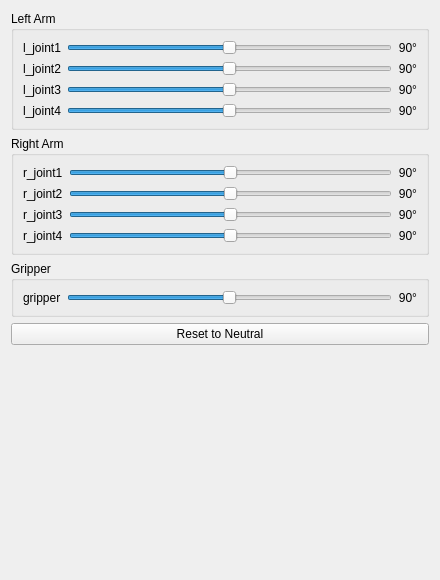
The window that src/ui_arm/src/widget/arm.ui (rudolfkalman/RescueRobot2026) describes before a commit, drawn with Qt 5.
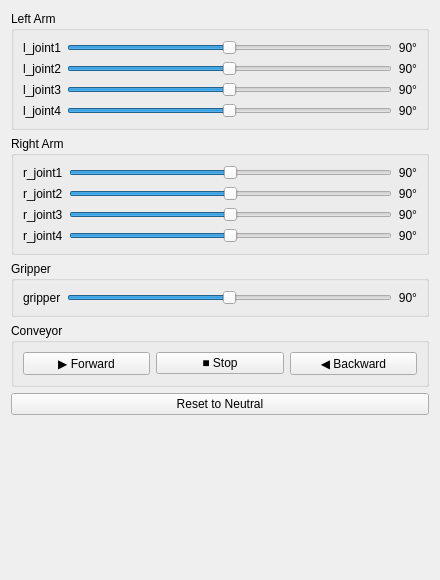
The same window after the commit.

The edit to the form file:
```diff
--- a/src/ui_arm/src/widget/arm.ui
+++ b/src/ui_arm/src/widget/arm.ui
@@ -237,6 +237,30 @@
     </widget>
    </item>
 
+   <!-- Conveyor -->
+   <item>
+    <widget class="QGroupBox" name="groupBox_conveyor">
+     <property name="title"><string>Conveyor</string></property>
+     <layout class="QHBoxLayout" name="hboxConveyor">
+      <item>
+       <widget class="QPushButton" name="btn_conveyor_fwd">
+        <property name="text"><string>▶ Forward</string></property>
+       </widget>
+      </item>
+      <item>
+       <widget class="QPushButton" name="btn_conveyor_stop">
+        <property name="text"><string>■ Stop</string></property>
+       </widget>
+      </item>
+      <item>
+       <widget class="QPushButton" name="btn_conveyor_rev">
+        <property name="text"><string>◀ Backward</string></property>
+       </widget>
+      </item>
+     </layout>
+    </widget>
+   </item>
+
    <!-- Reset button -->
    <item>
     <widget class="QPushButton" name="btn_reset">
```
